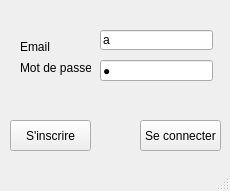
Dorian-Chapoulie/Roue-de-la-fortune, file Roue_De_La_Fortune/ui/connection.ui: the form before one commit.
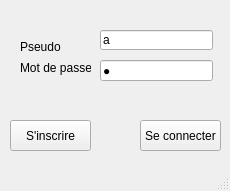
The form after the commit.

The edit to the form file:
```diff
--- a/Roue_De_La_Fortune/ui/connection.ui
+++ b/Roue_De_La_Fortune/ui/connection.ui
@@ -37,7 +37,7 @@
      </rect>
     </property>
     <property name="text">
-     <string>Email</string>
+     <string>Pseudo</string>
     </property>
    </widget>
    <widget class="QLabel" name="label_2">
```
